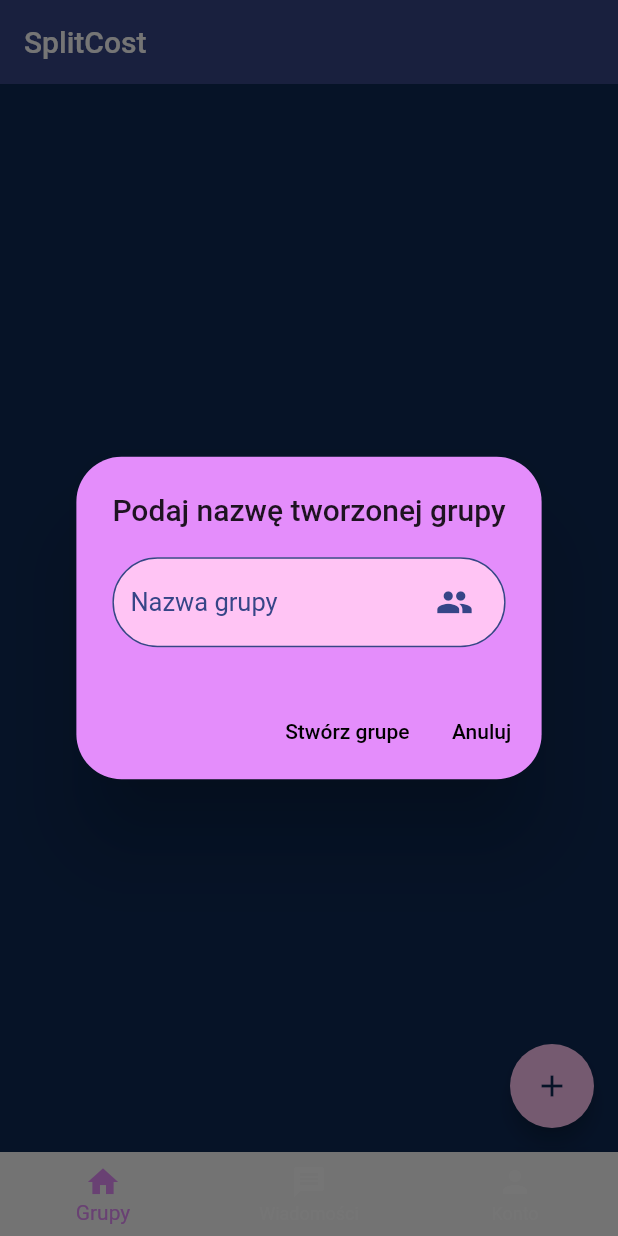
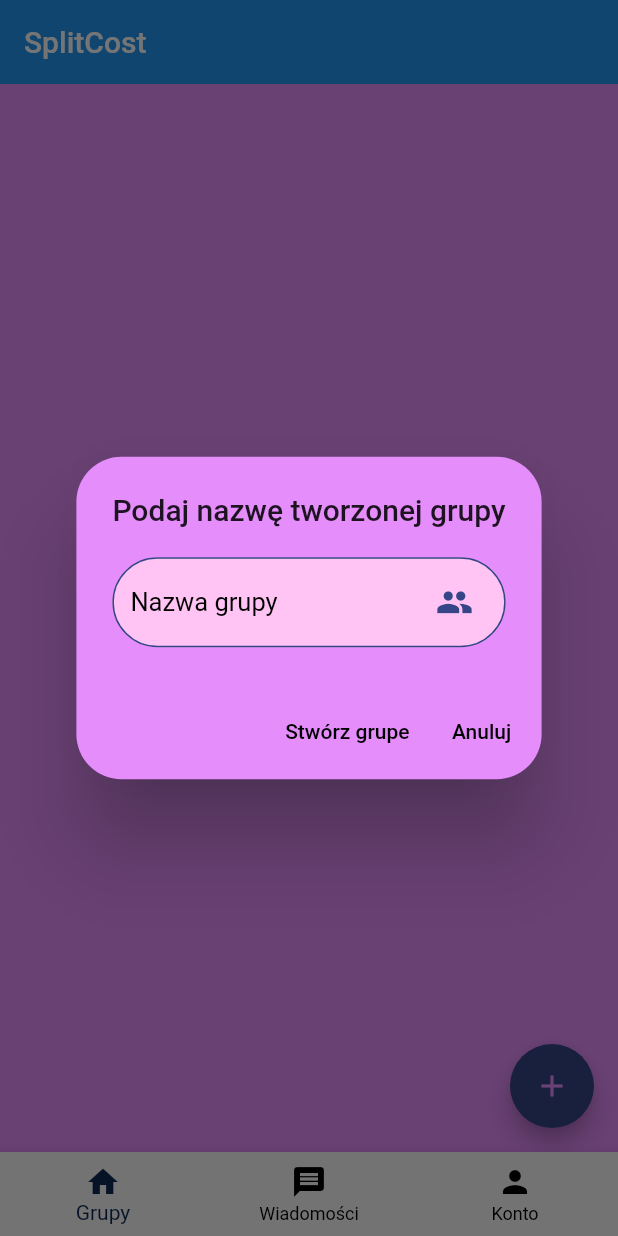
Before and after one commit to marcin62/SplitCost, a Flutter app: the screen it shows once a user with an empty profile is signed in, after a tap on the "add" icon, on a phone screen of 412 x 824 dp. Run offline on Flutter 3.47's test engine with Material 2 defaults, Android fonts, the light colour scheme and no system bars; our stand-ins replace cloud_firestore, firebase_auth, firebase_core, flutter_settings_screens, flutter_spinkit, shared_preferences; accounts and stored records are empty.

Commit message:
Dark and light mode correction

```diff
--- a/lib/main.dart
+++ b/lib/main.dart
@@ -17,6 +17,7 @@ void main() async {
 }
 
 class MyApp extends StatelessWidget {
+
   @override
   Widget build(BuildContext context) {
     return ChangeNotifierProvider(
@@ -29,9 +30,6 @@ class MyApp extends StatelessWidget {
       child: MaterialApp(
         theme: themeNotifier.isDark ? _dark : _light,
         debugShowCheckedModeBanner: false,
-        // theme: new ThemeData(
-        //   canvasColor: MyColors.color2,
-        // ),
         home: Wrapper(),
       ),
     );}
@@ -40,9 +38,25 @@ class MyApp extends StatelessWidget {
 
   ThemeData _dark = ThemeData(
     brightness: Brightness.dark,
+    primaryColor: MyColors.color1,
+    secondaryHeaderColor: MyColors.color4,
+    hintColor: MyColors.white,
+    cardColor: MyColors.color4,
+    accentColor: MyColors.color2,
+    backgroundColor: MyColors.color3,
+    dividerColor: MyColors.color4,
+    hoverColor: MyColors.color5,
   );
 
   ThemeData _light = ThemeData(
     brightness: Brightness.light,
+    primaryColor: MyColors.color4,
+    secondaryHeaderColor: MyColors.color1,
+    hintColor: Colors.black,
+    cardColor: MyColors.color2,
+    accentColor: MyColors.color5,
+    backgroundColor: MyColors.color5,
+    dividerColor: Colors.pink ,
+    hoverColor: MyColors.color2,
   );
 }
--- a/lib/screens/authenticate/sign_in.dart
+++ b/lib/screens/authenticate/sign_in.dart
@@ -56,7 +56,7 @@ class _SignInState extends State<SignIn> {
                 ),
                 SizedBox(height: 20,),
                 TextFormField(
-                   decoration: MyDecoration.textInputDecoration.copyWith(hintText: 'Email',
+                   decoration: MyDecoration.textInputDecoration.copyWith(hintText: 'Email',hintStyle: TextStyle(color: MyColors.color2, fontSize: 17),fillColor: MyColors.color5,
                             suffixIcon: Padding(
                                 padding: EdgeInsets.only(right: 20),
                                 child: Icon(Icons.person,
@@ -69,7 +69,7 @@ class _SignInState extends State<SignIn> {
                 ),
                 SizedBox(height: 20.0),
                 TextFormField(
-                  decoration: MyDecoration.textInputDecoration.copyWith(hintText: 'Hasło',
+                  decoration: MyDecoration.textInputDecoration.copyWith(hintText: 'Hasło',hintStyle: TextStyle(color: MyColors.color2, fontSize: 17),fillColor: MyColors.color5,
                             suffixIcon: Padding(
                                 padding: EdgeInsets.symmetric(horizontal: 20),
                                 child: Icon(Icons.lock,
--- a/lib/screens/groups/group.dart
+++ b/lib/screens/groups/group.dart
@@ -31,7 +31,7 @@ class _GroupState extends State<Group> {
         padding: EdgeInsets.all(10),
         margin: EdgeInsets.symmetric(vertical: 10 , horizontal: 40),
         decoration: BoxDecoration(
-          color: MyColors.color5.withOpacity(0.50),
+          color: Theme.of(context).hoverColor.withOpacity(0.50),
           border: Border.all(width: 2,color: MyColors.color4.withOpacity(0.60),),
           borderRadius: BorderRadius.all(Radius.circular(22)),
         ),
@@ -58,7 +58,6 @@ class _GroupState extends State<Group> {
               Column(
                 children: [
                   Text(widget.groupname, style: TextStyle(color: MyColors.white,fontSize: 25),),
-                  //Text(widget.ownerid, style: TextStyle(color: MyColors.white,fontSize: 15),),
                   Text('Ilość członków: '+widget.members.length.toString(), style: TextStyle(color: MyColors.white,fontSize: 15),),
                 ],
               ),
--- a/lib/screens/groups/groupsview.dart
+++ b/lib/screens/groups/groupsview.dart
@@ -25,7 +25,7 @@ class _GroupsViewState extends State<GroupsView> {
   @override
   Widget build(BuildContext context) {
     return Scaffold(
-      backgroundColor: MyColors.color1,
+      backgroundColor: Theme.of(context).primaryColor,
       body: StreamBuilder(
         stream: DatabaseService().groupsCollection.orderBy('groupName').snapshots(),
         builder: (BuildContext context, AsyncSnapshot<QuerySnapshot> snapshot){
@@ -45,9 +45,9 @@ class _GroupsViewState extends State<GroupsView> {
         onPressed: () async {
          _showDialog();
         },
-        splashColor: MyColors.color4,
-        child: Icon(Icons.add,color: MyColors.color1,),
-        backgroundColor: MyColors.color5,
+        splashColor: Theme.of(context).secondaryHeaderColor,
+        child: Icon(Icons.add,color: Theme.of(context).primaryColor,),
+        backgroundColor: Theme.of(context).cardColor,
       ),
     );
   }
@@ -59,17 +59,17 @@ class _GroupsViewState extends State<GroupsView> {
       context: context,
       builder: (BuildContext context){
          return AlertDialog(
-            backgroundColor: MyColors.color4,
+            backgroundColor: Theme.of(context).primaryColor,
             title: Text("Podaj nazwę tworzonej grupy"),
             shape: RoundedRectangleBorder(
               borderRadius: BorderRadius.circular(30),
             ),
             content: TextFormField(
-                       decoration: MyDecoration.textInputDecoration.copyWith(hintText: 'Nazwa grupy',
+                       decoration: MyDecoration.textInputDecoration.copyWith(hintText: 'Nazwa grupy',hintStyle: TextStyle(color: Theme.of(context).hintColor, fontSize: 17),fillColor: Theme.of(context).accentColor,
                                 suffixIcon: Padding(
                                     padding: EdgeInsets.only(right: 20),
                                     child: Icon(Icons.group,
-                                        color: MyColors.color2, size: 25.0)),
+                                        color: Theme.of(context).cardColor, size: 25.0)),
                               ),
                       onChanged: (val) {
                         setState(() => groupName = val);
@@ -88,11 +88,11 @@ class _GroupsViewState extends State<GroupsView> {
                   Navigator.pop(context);
                  }
                  },
-                child: Text("Stwórz grupe",style: TextStyle(color: Colors.black),),
+                child: Text("Stwórz grupe",style: TextStyle(color: Theme.of(context).hintColor),),
               ),
               TextButton(
                 onPressed: ()=> Navigator.pop(context),
-                child: Text("Anuluj",style: TextStyle(color: Colors.black),),
+                child: Text("Anuluj",style: TextStyle(color: Theme.of(context).hintColor),),
               ),
             ],
             );
--- a/lib/screens/home/home.dart
+++ b/lib/screens/home/home.dart
@@ -1,10 +1,7 @@
-import 'package:firebase_auth/firebase_auth.dart';
 import 'package:flutter/material.dart';
 import 'package:splitcost/screens/groups/groupsview.dart';
 import 'package:splitcost/screens/notifications/notifications.dart';
 import 'package:splitcost/screens/users/users.dart';
-import 'package:splitcost/services/auth.dart';
-import 'package:splitcost/style/colors.dart';
 
 
 class Home extends StatefulWidget{
@@ -14,7 +11,6 @@ class Home extends StatefulWidget{
 
 class _HomeState extends State<Home> {
 
-  final AuthService _auth = AuthService();
   int _selectedIndex = 0;
 
   void _onItemTapped(int index) {
@@ -33,10 +29,8 @@ class _HomeState extends State<Home> {
   Widget build(BuildContext context) {
     return Scaffold(
       resizeToAvoidBottomInset: false,
-      backgroundColor: MyColors.color1,
       appBar: AppBar(
       title: Text('SplitCost'),
-      backgroundColor: MyColors.color2,
       elevation: 0.0,
       ),
       body: Container(
@@ -60,8 +54,8 @@ class _HomeState extends State<Home> {
           ),
         ],
         currentIndex: _selectedIndex,
-        selectedItemColor: MyColors.color4,
-        unselectedItemColor: MyColors.white,
+        selectedItemColor: Theme.of(context).secondaryHeaderColor,//MyColors.color4,
+        unselectedItemColor: Theme.of(context).hintColor,
         onTap: _onItemTapped,
     ),
     );
--- a/lib/screens/notifications/notifications.dart
+++ b/lib/screens/notifications/notifications.dart
@@ -12,7 +12,7 @@ class _NotificationsState extends State<Notifications> {
   @override
   Widget build(BuildContext context) {
     return Scaffold(
-      backgroundColor: MyColors.color1,
+      backgroundColor: Theme.of(context).primaryColor,
       body: StreamBuilder(
         stream: DatabaseService().userCollection.doc(FirebaseAuth.instance.currentUser.uid).collection('messages').orderBy('date',descending: false).snapshots(),
         builder: (BuildContext context, AsyncSnapshot snapshot){
@@ -48,11 +48,11 @@ class MessageTile extends StatelessWidget {
         padding: EdgeInsets.symmetric(horizontal: 24,vertical: 8),
         decoration: BoxDecoration(
           gradient: LinearGradient(
-            colors: [MyColors.color3,MyColors.color4]
+            colors: [Theme.of(context).backgroundColor,Theme.of(context).dividerColor]
           ),
         borderRadius: BorderRadius.only(topLeft:Radius.circular(23),topRight:Radius.circular(23),bottomRight: Radius.circular(23) ),
         ),
-      child: Text(message,style: TextStyle(color: MyColors.white,fontSize: 17),),
+      child: Text(message,style: TextStyle(color: Theme.of(context).hintColor,fontSize: 17),),
       ),
     );
   }
--- a/lib/style/inputdecoration.dart
+++ b/lib/style/inputdecoration.dart
@@ -3,8 +3,8 @@ import 'package:splitcost/style/colors.dart';
 
 abstract class MyDecoration{
   static var textInputDecoration = InputDecoration(
-    hintStyle: TextStyle(color: MyColors.color2, fontSize: 17),
-    fillColor: MyColors.color5,
+    // hintStyle: TextStyle(color: Theme.of(context).hintColor, fontSize: 17),
+    // fillColor: MyColors.color5,
     filled: true,
     enabledBorder: OutlineInputBorder(
       borderSide: BorderSide(width: 1, color: MyColors.color2),
--- a/lib/validators/errordialog.dart
+++ b/lib/validators/errordialog.dart
@@ -12,7 +12,7 @@ class ErrorDialog {
       context: context,
       builder: (BuildContext context) {
         return AlertDialog(
-          backgroundColor: MyColors.color5,
+          backgroundColor: Theme.of(context).primaryColor,
                   shape: RoundedRectangleBorder(
             borderRadius: BorderRadius.circular(30),
           ),
@@ -20,7 +20,7 @@ class ErrorDialog {
           actions: <Widget>[
             TextButton(
               onPressed: ()=> Navigator.pop(context),
-             child: Text("Ok",style: TextStyle(color: Colors.black),)
+             child: Text("Ok",style: TextStyle(color: Theme.of(context).hintColor),)
              )
           ],
         );
```
Also changed, not shown: lib/screens/authenticate/register.dart (+5 -5 lines), lib/screens/groups/expenses/expenses.dart (+15 -16 lines), lib/screens/groups/groupdetails.dart (+4 -5 lines), lib/screens/groups/members.dart (+10 -11 lines), lib/screens/users/users.dart (+1 -13 lines).
